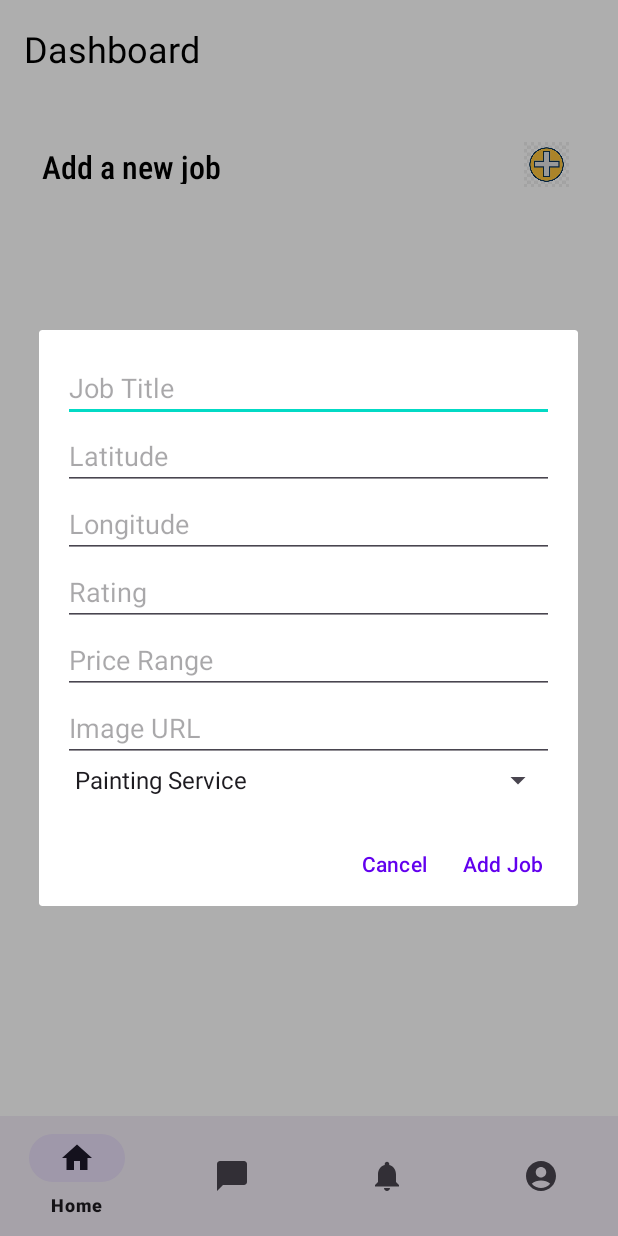
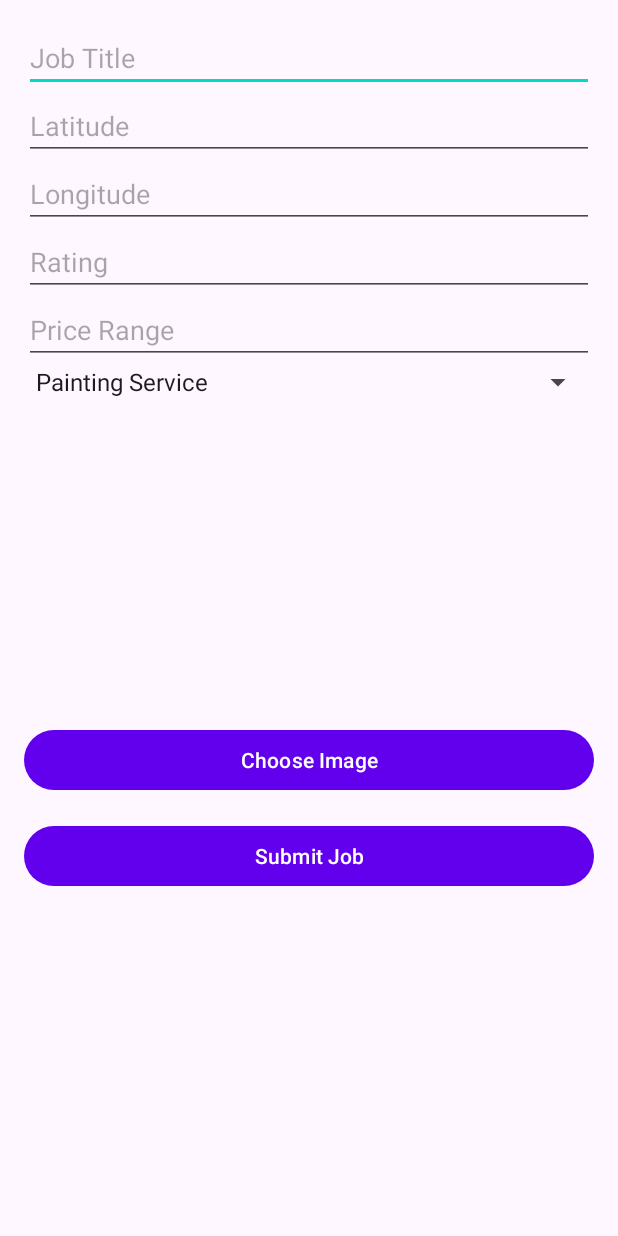
Before and after one commit to shafiq97/fixify, an Android app: the TechnicianHomeActivity screen opened directly, with no data from a screen before it, after a tap on an icon or button, on a phone screen of 412 x 824 dp. Run offline under Robolectric (Android 15) with nearby library versions, the phone set to English and light mode, and no system bars; our stand-ins replace Firebase (no records; nobody signed in at launch, a user with empty details on screens opened directly); Roboto replaces fonts that are not available here.

Commit message:
add separate job activity

```diff
--- /dev/null
+++ b/app/src/main/java/com/example/fixify/Technician/AddJobActivity.java
@@ -0,0 +1,143 @@
+package com.example.fixify.Technician;
+
+import android.content.Intent;
+import android.net.Uri;
+import android.os.Bundle;
+import android.view.View;
+import android.widget.ArrayAdapter;
+import android.widget.Button;
+import android.widget.EditText;
+import android.widget.ImageView;
+import android.widget.Spinner;
+import android.widget.Toast;
+
+import androidx.annotation.NonNull;
+import androidx.annotation.Nullable;
+import androidx.appcompat.app.AppCompatActivity;
+
+import com.example.fixify.Data.PaintingService;
+import com.example.fixify.R;
+import com.google.firebase.firestore.FirebaseFirestore;
+import com.google.firebase.storage.FirebaseStorage;
+import com.google.firebase.storage.StorageReference;
+import com.google.firebase.storage.UploadTask;
+
+import java.util.ArrayList;
+import java.util.List;
+
+public class AddJobActivity extends AppCompatActivity {
+
+    private static final int PICK_IMAGE_REQUEST = 1;
+
+    private EditText jobTitleInput, jobLatitudeInput, jobLongitudeInput, jobRatingInput, jobPriceRangeInput;
+    private Spinner jobCategorySpinner;
+    private ImageView jobImageView;
+    private Button chooseImageButton, submitJobButton;
+
+    private Uri imageUri; // To store the selected image URI
+    private FirebaseStorage storage;
+    private StorageReference storageReference;
+    private FirebaseFirestore db;
+
+    @Override
+    protected void onCreate(Bundle savedInstanceState) {
+        super.onCreate(savedInstanceState);
+        setContentView(R.layout.activity_add_job);
+
+        // Initialize Firebase Storage and Firestore
+        storage = FirebaseStorage.getInstance();
+        storageReference = storage.getReference();
+        db = FirebaseFirestore.getInstance();
+
+        // Initialize UI elements
+        jobTitleInput = findViewById(R.id.job_title);
+        jobLatitudeInput = findViewById(R.id.job_latitude);
+        jobLongitudeInput = findViewById(R.id.job_longitude);
+        jobRatingInput = findViewById(R.id.job_rating);
+        jobPriceRangeInput = findViewById(R.id.job_price_range);
+        jobImageView = findViewById(R.id.job_image);
+        chooseImageButton = findViewById(R.id.choose_image_button);
+        submitJobButton = findViewById(R.id.submit_job_button);
+        jobCategorySpinner = findViewById(R.id.job_category_spinner);
+
+        // Set up the category spinner
+        String[] categories = {"Painting Service", "Delivery Service", "Plumbing Service", "Electrical Service"};
+        ArrayAdapter<String> adapter = new ArrayAdapter<>(this, android.R.layout.simple_spinner_item, categories);
+        adapter.setDropDownViewResource(android.R.layout.simple_spinner_dropdown_item);
+        jobCategorySpinner.setAdapter(adapter);
+
+        // Handle image selection
+        chooseImageButton.setOnClickListener(v -> openFileChooser());
+
+        // Handle job submission
+        submitJobButton.setOnClickListener(v -> {
+            if (imageUri != null) {
+                uploadImageAndSaveJob();
+            } else {
+                Toast.makeText(AddJobActivity.this, "Please select an image", Toast.LENGTH_SHORT).show();
+            }
+        });
+    }
+
+    private void openFileChooser() {
+        Intent intent = new Intent();
+        intent.setType("image/*");
+        intent.setAction(Intent.ACTION_GET_CONTENT);
+        startActivityForResult(intent, PICK_IMAGE_REQUEST);
+    }
+
+    @Override
+    protected void onActivityResult(int requestCode, int resultCode, @Nullable Intent data) {
+        super.onActivityResult(requestCode, resultCode, data);
+        if (requestCode == PICK_IMAGE_REQUEST && resultCode == RESULT_OK && data != null && data.getData() != null) {
+            imageUri = data.getData();
+            jobImageView.setImageURI(imageUri); // Show the selected image
+        }
+    }
+
+    private void uploadImageAndSaveJob() {
+        if (imageUri != null) {
+            StorageReference fileReference = storageReference.child("job_images/" + System.currentTimeMillis() + ".jpg");
+            fileReference.putFile(imageUri).addOnSuccessListener(taskSnapshot -> {
+                fileReference.getDownloadUrl().addOnSuccessListener(uri -> {
+                    String imageUrl = uri.toString();
+                    saveJobToFirestore(imageUrl); // Save job details with image URL
+                });
+            }).addOnFailureListener(e -> {
+                Toast.makeText(AddJobActivity.this, "Image upload failed: " + e.getMessage(), Toast.LENGTH_SHORT).show();
+            });
+        }
+    }
+
+    private void saveJobToFirestore(String imageUrl) {
+        String jobTitle = jobTitleInput.getText().toString().trim();
+        double jobLatitude = Double.parseDouble(jobLatitudeInput.getText().toString().trim());
+        double jobLongitude = Double.parseDouble(jobLongitudeInput.getText().toString().trim());
+        float jobRating = Float.parseFloat(jobRatingInput.getText().toString().trim());
+        String jobPriceRange = jobPriceRangeInput.getText().toString().trim();
+        String selectedCategory = jobCategorySpinner.getSelectedItem().toString();
+
+        // Create a new PaintingService object
+        PaintingService newService = new PaintingService(
+                0, // Dummy ID (Firestore will generate an ID for the document)
+                jobTitle,
+                jobLatitude,
+                jobLongitude,
+                jobRating,
+                jobPriceRange,
+                imageUrl, // Image URL from Firebase Storage
+                selectedCategory
+        );
+
+        // Add the job to Firestore
+        db.collection("services")
+                .add(newService)
+                .addOnSuccessListener(documentReference -> {
+                    Toast.makeText(AddJobActivity.this, "Job added successfully", Toast.LENGTH_SHORT).show();
+                    finish(); // Close the activity and return to previous screen
+                })
+                .addOnFailureListener(e -> {
+                    Toast.makeText(AddJobActivity.this, "Failed to add job", Toast.LENGTH_SHORT).show();
+                });
+    }
+}
--- a/app/src/main/java/com/example/fixify/Technician/TechnicianHomeActivity.java
+++ b/app/src/main/java/com/example/fixify/Technician/TechnicianHomeActivity.java
@@ -1,5 +1,6 @@
 package com.example.fixify.Technician;
 
+import android.content.Intent;
 import android.os.Bundle;
 import android.view.View;
 import android.widget.ArrayAdapter;
@@ -39,7 +40,7 @@ public class TechnicianHomeActivity extends AppCompatActivity {
 
         // Initialize service list and adapter
         serviceList = new ArrayList<>();
-        serviceAdapter = new PaintingServiceAdapter(serviceList,this);
+        serviceAdapter = new PaintingServiceAdapter(serviceList, this);
 
         // Set up RecyclerView
         servicesRecyclerView = findViewById(R.id.jobsRecyclerView); // Use the correct ID for the RecyclerView
@@ -51,7 +52,12 @@ public class TechnicianHomeActivity extends AppCompatActivity {
 
         // Handle the "Add New Job" button click
         ImageView addJobButton = findViewById(R.id.tambah);
-        addJobButton.setOnClickListener(v -> showAddJobDialog());
+// Remove the showAddJobDialog() method and update the button click handler
+
+        addJobButton.setOnClickListener(v -> {
+            Intent intent = new Intent(TechnicianHomeActivity.this, AddJobActivity.class);
+            startActivity(intent);
+        });
     }
 
     private void fetchServicesFromFirestore() {
@@ -135,5 +141,4 @@ public class TechnicianHomeActivity extends AppCompatActivity {
     }
 
 
-
 }
--- /dev/null
+++ b/app/src/main/res/layout/activity_add_job.xml
@@ -0,0 +1,65 @@
+<LinearLayout xmlns:android="http://schemas.android.com/apk/res/android"
+    android:layout_width="match_parent"
+    android:layout_height="match_parent"
+    android:orientation="vertical"
+    android:padding="16dp">
+
+    <EditText
+        android:id="@+id/job_title"
+        android:layout_width="match_parent"
+        android:layout_height="wrap_content"
+        android:hint="Job Title" />
+
+    <EditText
+        android:id="@+id/job_latitude"
+        android:layout_width="match_parent"
+        android:layout_height="wrap_content"
+        android:hint="Latitude"
+        android:inputType="numberDecimal" />
+
+    <EditText
+        android:id="@+id/job_longitude"
+        android:layout_width="match_parent"
+        android:layout_height="wrap_content"
+        android:hint="Longitude"
+        android:inputType="numberDecimal" />
+
+    <EditText
+        android:id="@+id/job_rating"
+        android:layout_width="match_parent"
+        android:layout_height="wrap_content"
+        android:hint="Rating"
+        android:inputType="numberDecimal" />
+
+    <EditText
+        android:id="@+id/job_price_range"
+        android:layout_width="match_parent"
+        android:layout_height="wrap_content"
+        android:hint="Price Range" />
+
+    <Spinner
+        android:id="@+id/job_category_spinner"
+        android:layout_width="match_parent"
+        android:layout_height="wrap_content" />
+
+    <ImageView
+        android:id="@+id/job_image"
+        android:layout_width="match_parent"
+        android:layout_height="200dp"
+        android:layout_marginTop="16dp"
+        android:scaleType="centerCrop"
+        android:contentDescription="Job Image Preview" />
+
+    <Button
+        android:id="@+id/choose_image_button"
+        android:layout_width="match_parent"
+        android:layout_height="wrap_content"
+        android:text="Choose Image" />
+
+    <Button
+        android:id="@+id/submit_job_button"
+        android:layout_width="match_parent"
+        android:layout_height="wrap_content"
+        android:text="Submit Job"
+        android:layout_marginTop="16dp" />
+</LinearLayout>
```
Also changed, not shown: app/src/main/AndroidManifest.xml (+4 -3 lines), app/src/main/java/com/example/fixify/Technician/TechnicianJobActivity.java (+5 -5 lines).
